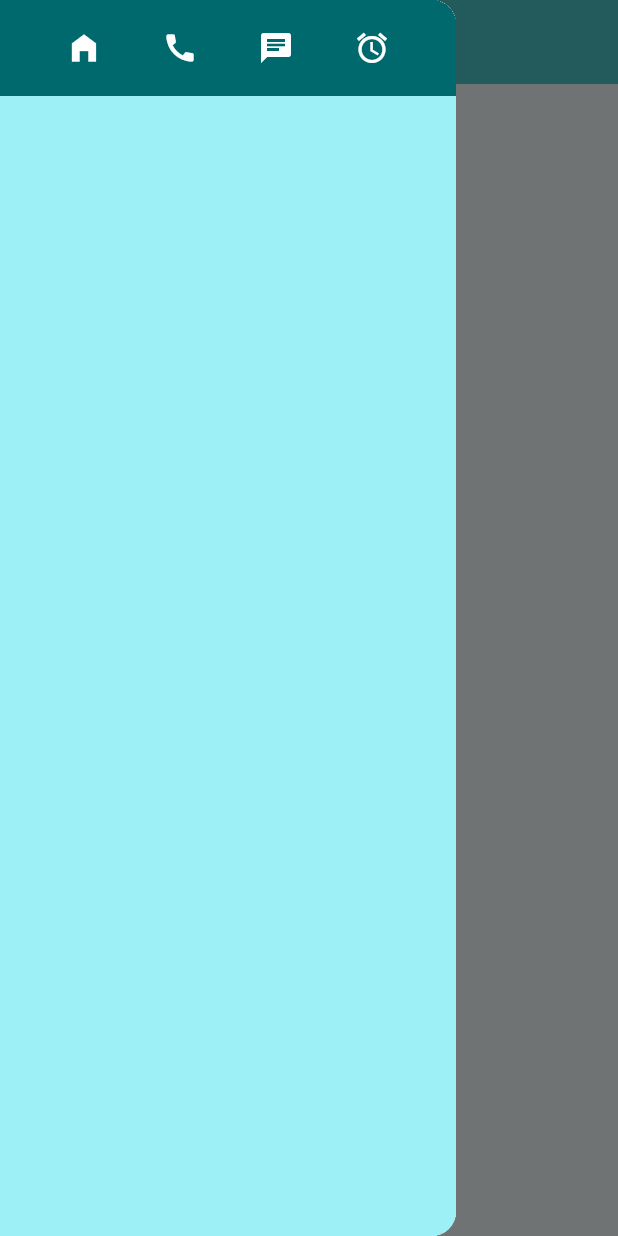
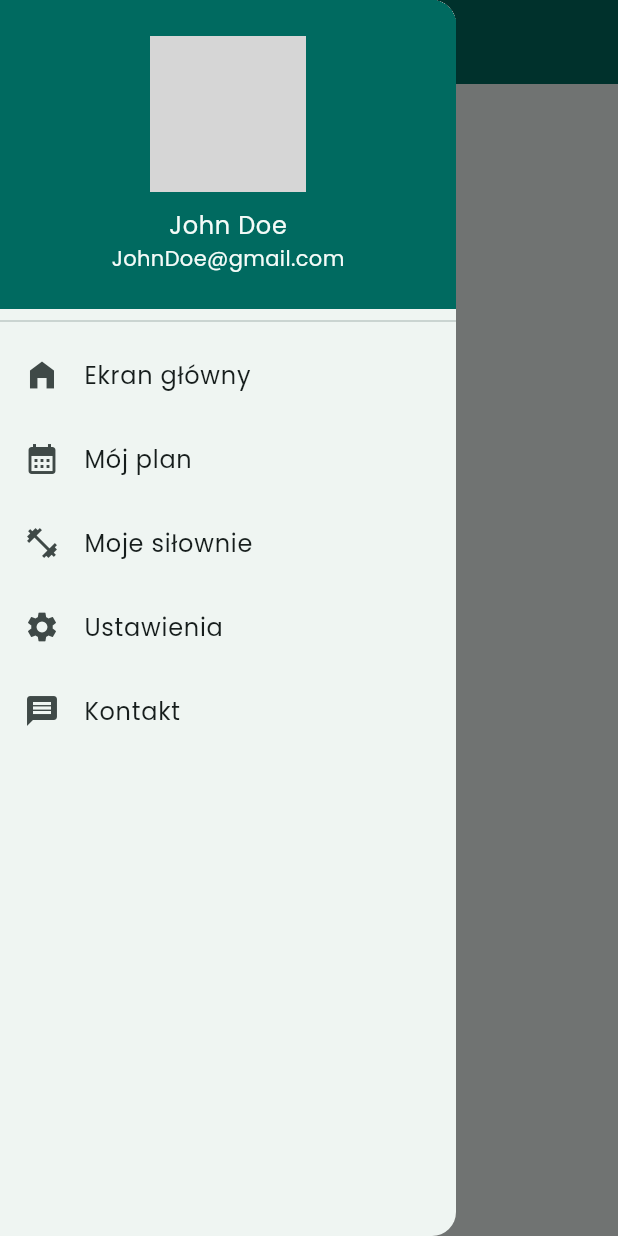
Before and after one commit to MrLoles/FitFinder, a Flutter app: the MainScreen screen opened directly, with the side drawer open, on a phone screen of 412 x 824 dp. Run offline on Flutter 3.47's test engine with Material 3 defaults, Android fonts, the light colour scheme and no system bars; our stand-ins replace google_fonts, shared_preferences, smooth_page_indicator; accounts and stored records are empty; generated files the repository leaves out were written again; network calls fail; grey boxes are pictures that could not be loaded.

Commit message:
FIT-11 Added AppBar to MainScreen, changed theme

```diff
--- a/lib/main_page/MainScreen.dart
+++ b/lib/main_page/MainScreen.dart
@@ -2,13 +2,12 @@ import 'package:flutter/cupertino.dart';
 import 'package:flutter/material.dart';
 
 class MainScreen extends StatelessWidget {
-
   @override
   Widget build(BuildContext context) {
     return Scaffold(
       appBar: AppBar(
         title: Text("Ekran główny"),
-        backgroundColor: Theme.of(context).appBarTheme.foregroundColor,
+        backgroundColor: Theme.of(context).primaryColor,
         centerTitle: true,
       ),
       drawer: CustomSidebar(),
@@ -25,45 +24,96 @@ class CustomSidebar extends StatelessWidget {
   @override
   Widget build(BuildContext context) {
     return Drawer(
-      child: Container(
-        color: Theme.of(context).colorScheme.primaryContainer,
-        child: Align(
-            alignment: Alignment.topCenter,
+        child: SingleChildScrollView(
             child: Container(
-              color: Theme.of(context).colorScheme.primary,
-              child: const Row(
-                mainAxisSize: MainAxisSize.max,
-                mainAxisAlignment: MainAxisAlignment.center,
-                children: <Widget>[
-                  SidebarTopButton(icon: Icons.home_filled,),
-                  SidebarTopButton(icon: Icons.call),
-                  SidebarTopButton(icon: Icons.chat),
-                  SidebarTopButton(icon: Icons.access_alarm),
-                ],
-              ),
-            )),
+      child: Column(
+        children: [
+          HeaderDrawerItem(),
+          const Divider(),
+          MenuItems(),
+        ],
+      ),
+    )));
+  }
+}
+
+class HeaderDrawerItem extends StatelessWidget {
+  @override
+  Widget build(BuildContext context) {
+    return Container(
+      width: double.infinity,
+      padding: EdgeInsets.only(top: MediaQuery.of(context).padding.top),
+      color: Theme.of(context).primaryColor,
+      child: InkWell(
+        onTap: () {},
+        child: Container(
+          padding: EdgeInsets.only(
+              top: 24 + MediaQuery.of(context).padding.top, bottom: 24),
+          child: Column(
+            children: [
+              CircleAvatar(radius: 52, backgroundImage: NetworkImage('https://cdn3.iconfinder.com/data/icons/design-n-code/100/272127c4-8d19-4bd3-bd22-2b75ce94ccb4-512.png')),
+              _UserDetails(),
+            ],
+          ),
+        ),
       ),
     );
   }
 }
 
-class SidebarTopButton extends StatelessWidget {
-  final IconData icon;
-
-  const SidebarTopButton({
-    super.key, required this.icon
+class _UserDetails extends StatelessWidget {
+  const _UserDetails({
+    super.key,
   });
 
   @override
   Widget build(BuildContext context) {
-    return Padding(
-      padding: const EdgeInsets.all(8.0),
-      child: IconButton(
-          color: Theme.of(context).colorScheme.onPrimary,
-          onPressed: () {
-            print("TEST");
-          },
-          icon: Icon(icon)),
+    TextTheme theme = Theme.of(context).primaryTextTheme;
+
+    return Container(
+      padding: EdgeInsets.only(top: 10),
+      child: Column(
+        children: [
+          Text("John Doe", style: theme.bodyLarge,),
+          Text("JohnDoe@gmail.com", style: theme.bodyMedium,)
+        ],
+      ),
     );
   }
 }
+
+class MenuItems extends StatelessWidget {
+  @override
+  Widget build(BuildContext context) {
+    return Column(
+      children: [
+        ListTile(
+          leading: const Icon(Icons.home_filled),
+          title: const Text("Ekran główny"),
+          onTap: () => {
+            Navigator.push(context,
+                new MaterialPageRoute(builder: (BuildContext context) {
+              return MainScreen();
+            }))
+          },
+        ),
+        ListTile(
+          leading: const Icon(Icons.calendar_month),
+          title: const Text("Mój plan"),
+        ),
+        ListTile(
+          leading: const Icon(Icons.fitness_center),
+          title: const Text("Moje siłownie"),
+        ),
+        ListTile(
+          leading: const Icon(Icons.settings),
+          title: const Text("Ustawienia"),
+        ),
+        ListTile(
+          leading: const Icon(Icons.message),
+          title: const Text("Kontakt"),
+        )
+      ],
+    );
+  }
+}
--- a/lib/themes/fitfinder_main_theme.dart
+++ b/lib/themes/fitfinder_main_theme.dart
@@ -14,7 +14,7 @@ class FitFinderProTheme {
               fontFamily: GoogleFonts.poppins().fontFamily,
               fontSize: 20,
             )),
-        colorScheme: ColorScheme.fromSeed(seedColor: Color(0x00adb5)),
+        colorScheme: ColorScheme.fromSeed(seedColor: Colors.teal),
         fontFamily: GoogleFonts.poppins().fontFamily);
   }
 }
```
